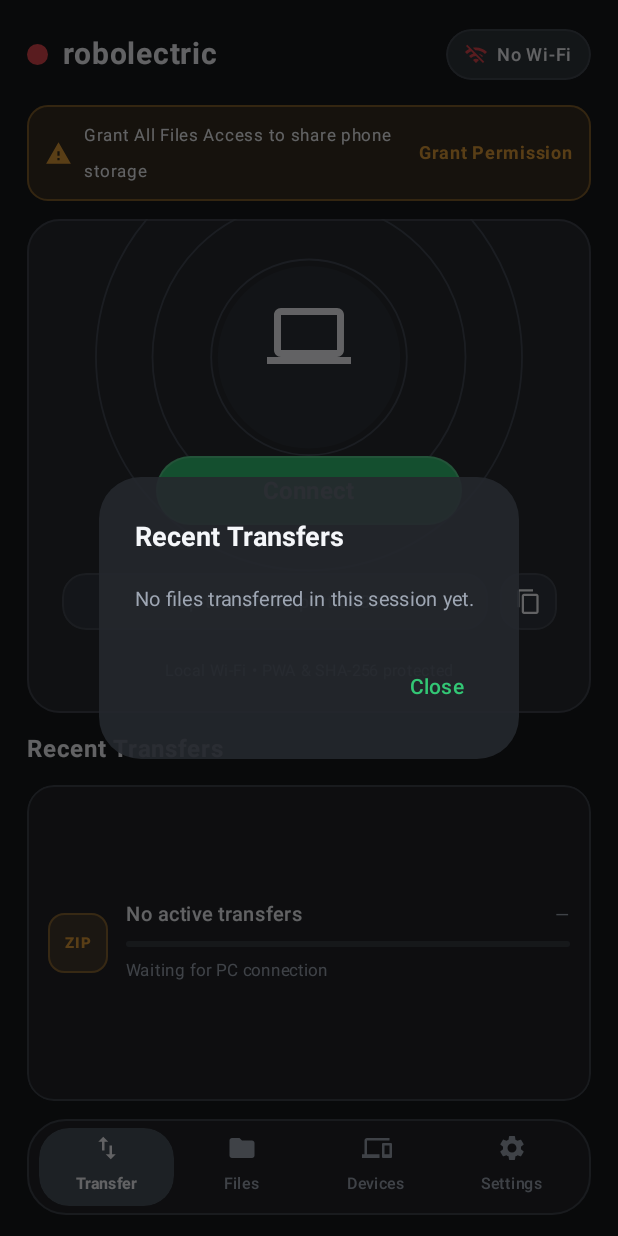
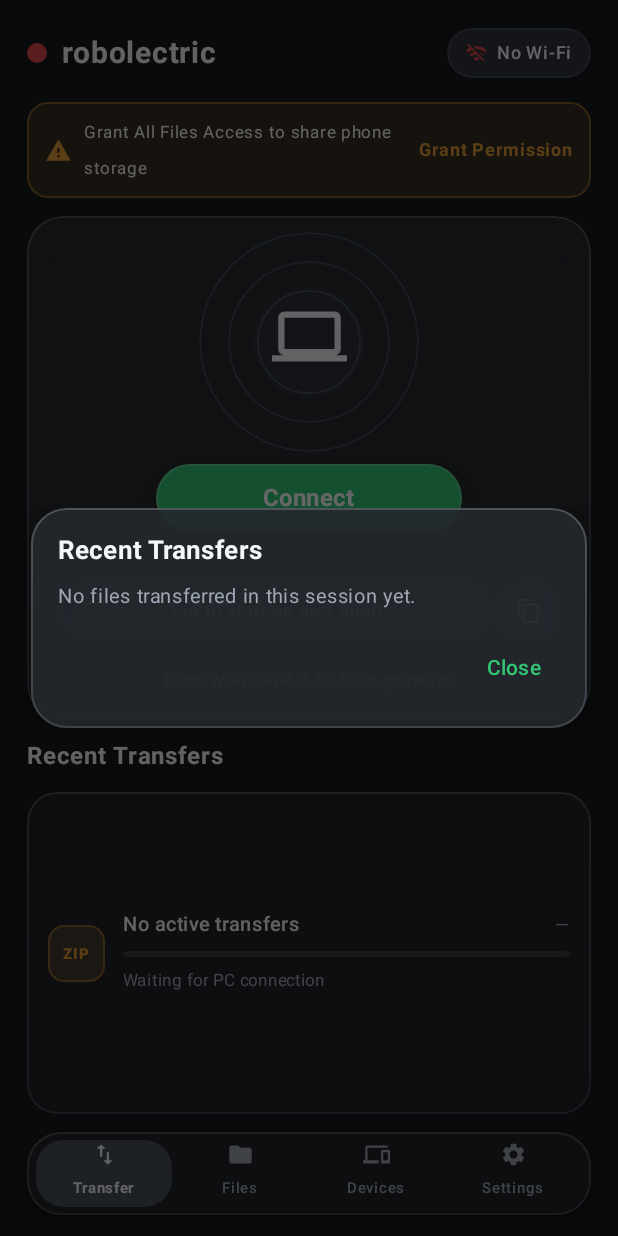
Before and after one commit to JackBrownUA/AirSharePC-, an Android app built with Jetpack Compose: the screen it shows after launch (MainActivity), after a tap on "ZIP", on a phone screen of 412 x 824 dp. Run offline under Robolectric (Android 15) with nearby library versions, the phone set to English and light mode, and no system bars; 1 statement that could not run was skipped.

Commit message:
Refine radar animation, modal depth, and compact bottom nav

```diff
--- a/app/src/main/java/com/airshare/airshare/ui/UiComponents.kt
+++ b/app/src/main/java/com/airshare/airshare/ui/UiComponents.kt
@@ -23,8 +23,11 @@ import androidx.compose.foundation.layout.height
 import androidx.compose.foundation.layout.padding
 import androidx.compose.foundation.layout.size
 import androidx.compose.foundation.layout.width
+import androidx.compose.foundation.layout.widthIn
+import androidx.compose.foundation.rememberScrollState
 import androidx.compose.foundation.shape.CircleShape
 import androidx.compose.foundation.shape.RoundedCornerShape
+import androidx.compose.foundation.verticalScroll
 import androidx.compose.material.icons.Icons
 import androidx.compose.material.icons.filled.Computer
 import androidx.compose.material.icons.filled.ContentCopy
@@ -36,7 +39,6 @@ import androidx.compose.material.icons.filled.Settings
 import androidx.compose.material.icons.filled.SwapVert
 import androidx.compose.material.icons.filled.Wifi
 import androidx.compose.material.icons.filled.WifiOff
-import androidx.compose.material3.AlertDialog
 import androidx.compose.material3.Button
 import androidx.compose.material3.ButtonDefaults
 import androidx.compose.material3.FilterChip
@@ -53,14 +55,20 @@ import androidx.compose.runtime.setValue
 import androidx.compose.ui.Alignment
 import androidx.compose.ui.Modifier
 import androidx.compose.ui.draw.clip
+import androidx.compose.ui.draw.clipToBounds
 import androidx.compose.ui.geometry.Offset
+import androidx.compose.ui.geometry.Size
+import androidx.compose.ui.graphics.Brush
 import androidx.compose.ui.graphics.Color
+import androidx.compose.ui.graphics.StrokeCap
 import androidx.compose.ui.graphics.drawscope.Stroke
 import androidx.compose.ui.graphics.vector.ImageVector
 import androidx.compose.ui.text.font.FontWeight
 import androidx.compose.ui.text.style.TextOverflow
 import androidx.compose.ui.unit.dp
 import androidx.compose.ui.unit.sp
+import androidx.compose.ui.window.Dialog
+import androidx.compose.ui.window.DialogProperties
 import com.airshare.airshare.SettingsStore
 import com.airshare.airshare.TransferProgress
 import com.airshare.airshare.server.AuthChallenge
@@ -77,7 +85,7 @@ fun OriginalHeader(
     Row(
         modifier = Modifier
             .fillMaxWidth()
-            .height(44.dp),
+            .height(42.dp),
         verticalAlignment = Alignment.CenterVertically,
         horizontalArrangement = Arrangement.SpaceBetween,
     ) {
@@ -87,7 +95,7 @@ fun OriginalHeader(
         ) {
             Box(
                 modifier = Modifier
-                    .size(14.dp)
+                    .size(13.dp)
                     .clip(CircleShape)
                     .background(if (serverRunning) palette.green else palette.red),
             )
@@ -104,12 +112,13 @@ fun OriginalHeader(
         Spacer(Modifier.width(8.dp))
         Surface(
             modifier = Modifier
-                .height(34.dp)
+                .height(33.dp)
                 .clip(RoundedCornerShape(17.dp))
                 .clickable { onWifiClick() },
             shape = RoundedCornerShape(17.dp),
             color = palette.pillBg,
             border = BorderStroke(1.dp, palette.cardBorder),
+            shadowElevation = 6.dp,
         ) {
             Row(
                 modifier = Modifier.padding(horizontal = 12.dp),
@@ -119,7 +128,7 @@ fun OriginalHeader(
                     imageVector = if (wifiOnline) Icons.Default.Wifi else Icons.Default.WifiOff,
                     contentDescription = null,
                     tint = if (wifiOnline) palette.green else palette.red,
-                    modifier = Modifier.size(16.dp),
+                    modifier = Modifier.size(15.dp),
                 )
                 Spacer(Modifier.width(6.dp))
                 Text(
@@ -150,61 +159,103 @@ fun RadarHeroCard(
         initialValue = 0f,
         targetValue = 1f,
         animationSpec = infiniteRepeatable(
-            animation = tween(durationMillis = 2800, easing = LinearEasing),
+            animation = tween(durationMillis = 3200, easing = LinearEasing),
             repeatMode = RepeatMode.Restart,
         ),
         label = "pulse",
     )
+    val sweepAngle by transition.animateFloat(
+        initialValue = 0f,
+        targetValue = 360f,
+        animationSpec = infiniteRepeatable(
+            animation = tween(durationMillis = 3600, easing = LinearEasing),
+            repeatMode = RepeatMode.Restart,
+        ),
+        label = "sweep",
+    )
 
     Surface(
-        modifier = modifier.fillMaxWidth(),
-        shape = RoundedCornerShape(22.dp),
+        modifier = modifier
+            .fillMaxWidth()
+            .clip(RoundedCornerShape(24.dp)),
+        shape = RoundedCornerShape(24.dp),
         color = palette.radarBg,
-        border = BorderStroke(1.dp, palette.cardBorder),
+        border = BorderStroke(
+            1.dp,
+            Brush.verticalGradient(listOf(palette.highlightBorder, palette.cardBorder)),
+        ),
+        shadowElevation = 14.dp,
     ) {
-        Box(modifier = Modifier.fillMaxSize()) {
+        Box(
+            modifier = Modifier
+                .fillMaxSize()
+                .clipToBounds(),
+        ) {
             Canvas(modifier = Modifier.fillMaxSize()) {
-                val center = Offset(size.width / 2f, size.height * 0.28f)
-                val maxR = size.minDimension * 0.44f
+                val centerY = size.height * 0.25f
+                val center = Offset(size.width / 2f, centerY)
+                val maxR = minOf(centerY - 10.dp.toPx(), size.width * 0.28f).coerceAtLeast(36.dp.toPx())
+
+                drawCircle(
+                    color = palette.radarGlow,
+                    radius = maxR * 0.50f,
+                    center = center,
+                )
+
                 if (serverRunning) {
                     for (i in 0..2) {
                         val phase = (pulse + i / 3f) % 1f
-                        val r = maxR * (0.28f + 0.72f * phase)
-                        val alpha = (1f - phase) * 0.35f
+                        val r = maxR * (0.34f + 0.66f * phase)
+                        val alpha = (1f - phase) * 0.42f
                         drawCircle(
                             color = palette.green.copy(alpha = alpha),
                             radius = r,
                             center = center,
-                            style = Stroke(width = 2.dp.toPx()),
+                            style = Stroke(width = 1.6.dp.toPx()),
                         )
                     }
+                    val arcR = maxR * 0.78f
+                    drawArc(
+                        color = palette.green.copy(alpha = 0.55f),
+                        startAngle = sweepAngle,
+                        sweepAngle = 78f,
+                        useCenter = false,
+                        topLeft = Offset(center.x - arcR, center.y - arcR),
+                        size = Size(arcR * 2f, arcR * 2f),
+                        style = Stroke(width = 2.4.dp.toPx(), cap = StrokeCap.Round),
+                    )
+                    val innerArcR = maxR * 0.52f
+                    drawArc(
+                        color = palette.blue.copy(alpha = 0.45f),
+                        startAngle = -sweepAngle * 1.3f,
+                        sweepAngle = 64f,
+                        useCenter = false,
+                        topLeft = Offset(center.x - innerArcR, center.y - innerArcR),
+                        size = Size(innerArcR * 2f, innerArcR * 2f),
+                        style = Stroke(width = 2.dp.toPx(), cap = StrokeCap.Round),
+                    )
                 } else {
-                    for (f in listOf(0.45f, 0.72f, 0.98f)) {
+                    for (f in listOf(0.46f, 0.72f, 0.98f)) {
                         drawCircle(
                             color = palette.radarRing,
                             radius = maxR * f,
                             center = center,
-                            style = Stroke(width = 1.2.dp.toPx()),
+                            style = Stroke(width = 1.1.dp.toPx()),
                         )
                     }
                 }
-                drawCircle(
-                    color = palette.radarGlow,
-                    radius = maxR * 0.42f,
-                    center = center,
-                )
             }
 
             Column(
                 modifier = Modifier
                     .fillMaxSize()
-                    .padding(horizontal = 16.dp, vertical = 16.dp),
+                    .padding(horizontal = 16.dp, vertical = 14.dp),
                 horizontalAlignment = Alignment.CenterHorizontally,
                 verticalArrangement = Arrangement.SpaceBetween,
             ) {
                 Box(
                     modifier = Modifier
-                        .weight(0.40f)
+                        .weight(0.42f)
                         .fillMaxWidth(),
                     contentAlignment = Alignment.Center,
                 ) {
@@ -212,7 +263,7 @@ fun RadarHeroCard(
                         imageVector = Icons.Default.Computer,
                         contentDescription = "PC",
                         tint = if (serverRunning) palette.green else palette.text,
-                        modifier = Modifier.size(56.dp),
+                        modifier = Modifier.size(50.dp),
                     )
                 }
 
@@ -229,10 +280,11 @@ fun RadarHeroCard(
                             containerColor = if (serverRunning) palette.red else palette.green,
                             contentColor = Color.White,
                         ),
-                        border = BorderStroke(1.dp, Color.White.copy(alpha = 0.18f)),
+                        border = BorderStroke(1.dp, Color.White.copy(alpha = 0.22f)),
+                        elevation = ButtonDefaults.buttonElevation(defaultElevation = 8.dp),
                         modifier = Modifier
                             .width(204.dp)
-                            .height(46.dp),
+                            .height(45.dp),
                     ) {
                         Text(
                             text = buttonLabel,
@@ -252,12 +304,13 @@ fun RadarHeroCard(
                     Surface(
                         modifier = Modifier
                             .weight(1f)
-                            .height(38.dp)
+                            .height(37.dp)
                             .clip(RoundedCornerShape(16.dp))
                             .clickable { onCopyAddress() },
                         shape = RoundedCornerShape(16.dp),
                         color = palette.pillBg,
                         border = BorderStroke(1.dp, palette.cardBorder),
+                        shadowElevation = 4.dp,
                     ) {
                         Box(
                             modifier = Modifier.padding(horizontal = 12.dp),
@@ -276,19 +329,20 @@ fun RadarHeroCard(
 
                     Surface(
                         modifier = Modifier
-                            .size(38.dp)
+                            .size(37.dp)
                             .clip(RoundedCornerShape(14.dp))
                             .clickable { onCopyAddress() },
                         shape = RoundedCornerShape(14.dp),
                         color = palette.pillBg,
                         border = BorderStroke(1.dp, palette.cardBorder),
+                        shadowElevation = 4.dp,
                     ) {
                         Box(contentAlignment = Alignment.Center) {
                             Icon(
                                 imageVector = Icons.Default.ContentCopy,
                                 contentDescription = "Copy",
                                 tint = palette.text,
-                                modifier = Modifier.size(18.dp),
+                                modifier = Modifier.size(17.dp),
                             )
                         }
                     }
@@ -319,11 +373,15 @@ fun RecentTransfersCard(
     Surface(
         modifier = modifier
             .fillMaxWidth()
-            .clip(RoundedCornerShape(18.dp))
+            .clip(RoundedCornerShape(20.dp))
             .clickable { onClick() },
-        shape = RoundedCornerShape(18.dp),
+        shape = RoundedCornerShape(20.dp),
         color = palette.cardBg,
-        border = BorderStroke(1.dp, palette.cardBorder),
+        border = BorderStroke(
+            1.dp,
+            Brush.verticalGradient(listOf(palette.highlightBorder, palette.cardBorder)),
+        ),
+        shadowElevation = 10.dp,
     ) {
         Column(
             modifier = Modifier
@@ -394,7 +452,7 @@ private fun TransferBadgeRow(
         verticalAlignment = Alignment.CenterVertically,
     ) {
         Surface(
-            modifier = Modifier.size(40.dp),
+            modifier = Modifier.size(38.dp),
             shape = RoundedCornerShape(11.dp),
             color = badgeColor.copy(alpha = 0.18f),
             border = BorderStroke(1.dp, badgeColor.copy(alpha = 0.45f)),
@@ -474,15 +532,19 @@ fun OriginalBottomNav(
     Surface(
         modifier = Modifier
             .fillMaxWidth()
-            .height(64.dp),
-        shape = RoundedCornerShape(26.dp),
+            .height(55.dp),
+        shape = RoundedCornerShape(23.dp),
         color = palette.cardBg,
-        border = BorderStroke(1.dp, palette.cardBorder),
+        border = BorderStroke(
+            1.dp,
+            Brush.verticalGradient(listOf(palette.highlightBorder, palette.cardBorder)),
+        ),
+        shadowElevation = 14.dp,
     ) {
         Row(
             modifier = Modifier
                 .fillMaxSize()
-                .padding(horizontal = 8.dp, vertical = 6.dp),
+                .padding(horizontal = 6.dp, vertical = 5.dp),
             verticalAlignment = Alignment.CenterVertically,
         ) {
             NavTabPill(
@@ -533,9 +595,9 @@ private fun NavTabPill(
     Surface(
         modifier = modifier
             .fillMaxHeight()
-            .clip(RoundedCornerShape(20.dp))
+            .clip(RoundedCornerShape(18.dp))
             .clickable { onClick() },
-        shape = RoundedCornerShape(20.dp),
+        shape = RoundedCornerShape(18.dp),
         color = if (active) palette.pillActive else Color.Transparent,
     ) {
         Column(
@@ -547,13 +609,13 @@ private fun NavTabPill(
                 imageVector = icon,
                 contentDescription = label,
                 tint = if (active) palette.text else palette.subtext,
-                modifier = Modifier.size(20.dp),
+                modifier = Modifier.size(18.dp),
             )
-            Spacer(Modifier.height(2.dp))
+            Spacer(Modifier.height(1.dp))
             Text(
                 text = label,
                 color = if (active) palette.text else palette.subtext,
-                fontSize = 10.5.sp,
+                fontSize = 10.sp,
                 fontWeight = if (active) FontWeight.Bold else FontWeight.Medium,
                 maxLines = 1,
                 overflow = TextOverflow.Ellipsis,
@@ -572,7 +634,7 @@ fun DrawerMenuRowItem(
     Row(
         modifier = Modifier
             .fillMaxWidth()
-            .height(44.dp)
+            .height(42.dp)
             .clip(RoundedCornerShape(12.dp))
             .clickable { onClick() }
             .padding(horizontal = 8.dp),
@@ -582,13 +644,13 @@ fun DrawerMenuRowItem(
             imageVector = icon,
             contentDescription = null,
             tint = palette.subtext,
-            modifier = Modifier.size(20.dp),
+            modifier = Modifier.size(19.dp),
         )
-        Spacer(Modifier.width(14.dp))
+        Spacer(Modifier.width(13.dp))
         Text(
             text = label,
             color = palette.text,
-            fontSize = 14.sp,
+            fontSize = 13.5.sp,
             fontWeight = FontWeight.Medium,
             maxLines = 1,
             overflow = TextOverflow.Ellipsis,
@@ -600,19 +662,52 @@ fun DrawerMenuRowItem(
 fun OriginalModalDialog(
     palette: AirSharePalette,
     title: String,
+    compact: Boolean = false,
     onDismiss: () -> Unit,
     buttons: @Composable () -> Unit,
     content: @Composable ColumnScope.() -> Unit,
 ) {
-    AlertDialog(
+    Dialog(
         onDismissRequest = onDismiss,
-        containerColor = palette.modalBg,
-        titleContentColor = palette.text,
-        textContentColor = palette.subtext,
-        title = { Text(title, fontWeight = FontWeight.Bold, fontSize = 18.sp) },
-        text = { Column(verticalArrangement = Arrangement.spacedBy(10.dp), content = content) },
-        confirmButton = buttons,
+        properties = DialogProperties(usePlatformDefaultWidth = false),
+    ) {
+        Surface(
+            modifier = Modifier
+                .fillMaxWidth(if (compact) 0.84f else 0.90f)
+                .widthIn(max = if (compact) 330.dp else 400.dp),
+            shape = RoundedCornerShape(24.dp),
+            color = palette.modalBg,
+            border = BorderStroke(
+                1.dp,
+                Brush.verticalGradient(listOf(palette.highlightBorder, palette.cardBorder)),
+            ),
+            shadowElevation = 22.dp,
+        ) {
+            Column(
+                modifier = Modifier
+                    .padding(horizontal = 18.dp, vertical = 16.dp)
+                    .verticalScroll(rememberScrollState()),
+                verticalArrangement = Arrangement.spacedBy(7.dp),
+            ) {
+                Text(
+                    text = title,
+                    color = palette.text,
+                    fontWeight = FontWeight.Bold,
+                    fontSize = 17.sp,
                 )
+                content()
+                Row(
+                    modifier = Modifier
+                        .fillMaxWidth()
+                        .padding(top = 4.dp),
+                    horizontalArrangement = Arrangement.End,
+                    verticalAlignment = Alignment.CenterVertically,
+                ) {
+                    buttons()
+                }
+            }
+        }
+    }
 }
 
 @Composable
@@ -631,36 +726,40 @@ fun AuthChallengeModal(
     var trustedChoice by remember(challenge.id) { mutableStateOf(true) }
     val isAccessChange = challenge.action == "access_change"
 
-    AlertDialog(
-        onDismissRequest = onCancel,
-        containerColor = palette.modalBg,
-        titleContentColor = palette.text,
-        textContentColor = palette.subtext,
-        icon = {
+    OriginalModalDialog(
+        palette = palette,
+        title = if (isAccessChange) tr("auth_access_title", emptyArray()) else tr("auth_req_title", emptyArray()),
+        onDismiss = onCancel,
+        buttons = {
+            TextButton(onClick = onCancel) {
+                Text(tr("cancel", emptyArray()), color = palette.subtext)
+            }
+            OutlinedButton(
+                onClick = onDeny,
+                colors = ButtonDefaults.outlinedButtonColors(contentColor = palette.red),
+            ) {
+                Text(tr("auth_deny", emptyArray()))
+            }
+        },
+    ) {
+        Row(verticalAlignment = Alignment.CenterVertically) {
             Icon(
                 imageVector = if (isAccessChange) Icons.Default.Folder else Icons.Default.Lock,
                 contentDescription = null,
                 tint = palette.blue,
-                modifier = Modifier.size(32.dp),
+                modifier = Modifier.size(22.dp),
             )
-        },
-        title = {
-            Text(
-                text = if (isAccessChange) tr("auth_access_title", emptyArray()) else tr("auth_req_title", emptyArray()),
-                fontWeight = FontWeight.Bold,
-            )
-        },
-        text = {
-            Column(verticalArrangement = Arrangement.spacedBy(10.dp)) {
+            Spacer(Modifier.width(8.dp))
             Text(
                 text = if (isAccessChange) {
                     tr("auth_access_sub", arrayOf("ip" to challenge.ip, "folder" to folderName))
                 } else {
                     "${challenge.device} (${challenge.ip})\n${tr("auth_req_sub", arrayOf("ip" to challenge.ip))}"
                 },
-                    fontSize = 13.sp,
+                fontSize = 12.5.sp,
                 color = palette.subtext,
             )
+        }
 
         if (!isAccessChange) {
             Row(horizontalArrangement = Arrangement.spacedBy(8.dp)) {
@@ -718,19 +817,4 @@ fun AuthChallengeModal(
             }
         }
     }
-        },
-        confirmButton = {
-            OutlinedButton(
-                onClick = onDeny,
-                colors = ButtonDefaults.outlinedButtonColors(contentColor = palette.red),
-            ) {
-                Text(tr("auth_deny", emptyArray()))
 }
-        },
-        dismissButton = {
-            TextButton(onClick = onCancel) {
-                Text(tr("cancel", emptyArray()))
-            }
-        },
-    )
-}
```
Lines whose indentation alone changed are shown as unchanged.
